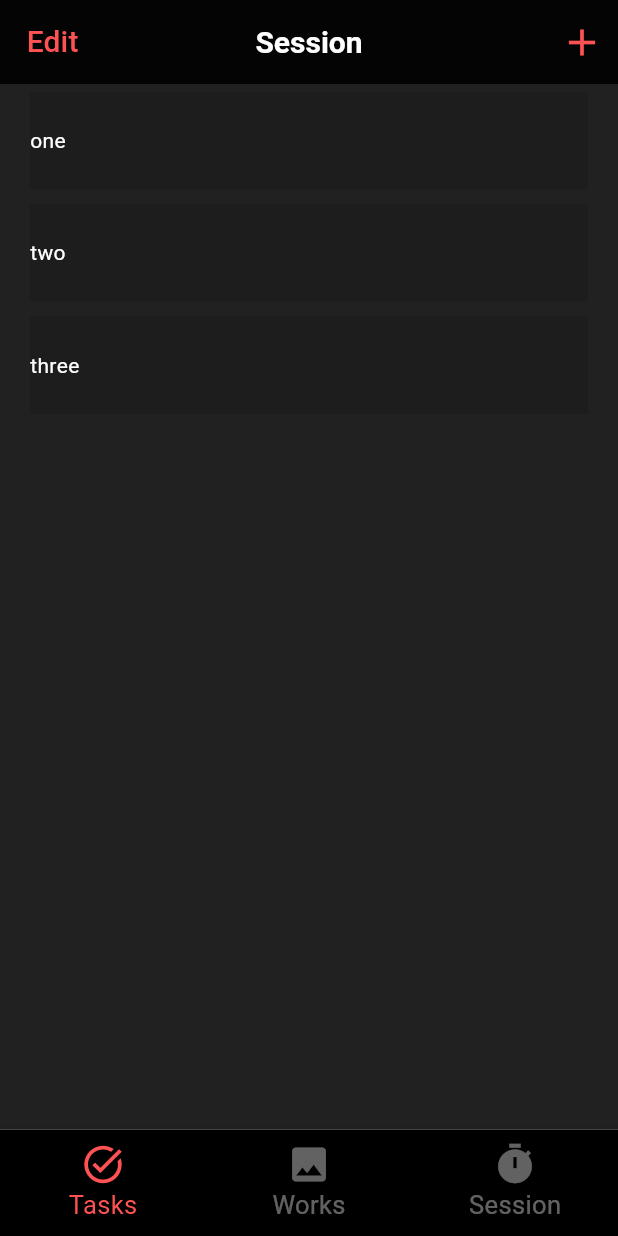
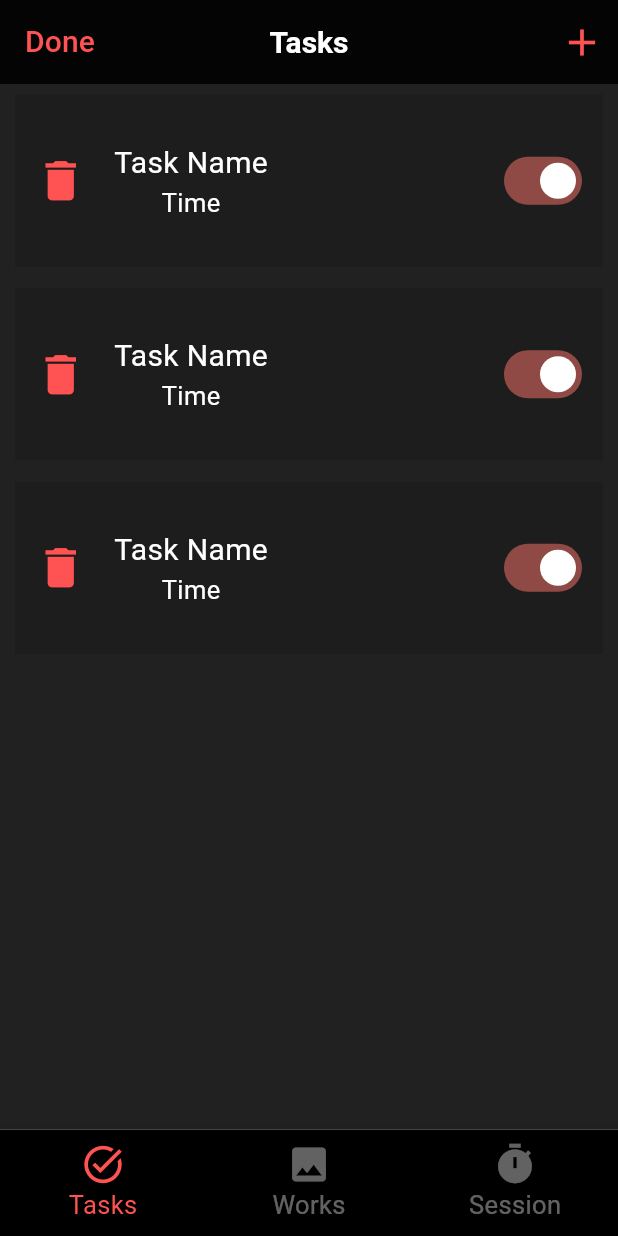
Before and after one commit to kiennguyenGH/CritiqueCorner, a Flutter app: the screen it shows after launch, after a tap on "Edit", on a phone screen of 412 x 824 dp. Run offline on Flutter 3.47's test engine with Material 3 defaults, Android fonts, the light colour scheme and no system bars.

Commit message:
Implement edit mode

```diff
--- a/lib/home.dart
+++ b/lib/home.dart
@@ -5,6 +5,7 @@ import 'package:flutter/material.dart';
 
 class HomePage extends StatefulWidget {
   const HomePage({super.key});
+
 
   @override
   State<HomePage> createState() => _HomePageState();
--- /dev/null
+++ b/lib/task_item.dart
@@ -0,0 +1,8 @@
+import 'package:flutter/material.dart';
+
+class Task {
+  String taskName;
+  TimeOfDay time;
+  bool isEnabled;
+  Task(this.taskName, this.time, this.isEnabled);
+}
--- a/lib/tasks.dart
+++ b/lib/tasks.dart
@@ -9,24 +9,41 @@ class TaskPage extends StatefulWidget {
 
 class _TaskPage extends State<TaskPage> {
 
+  bool _isEditMode = false;
+  String _editModeText = "Edit";
 
-  final List<String> test = <String> ["one", "two", "three"];
+
+  final List<String> taskList = <String> ["one", "two", "three"];
+
+  void _editModeToggle() {
+    setState(() {
+      _isEditMode = !_isEditMode;
+      if (_isEditMode)
+      {
+        _editModeText = "Done";
+      }
+      else
+      {
+        _editModeText = "Edit";
+      }
+    });
+  }
 
   @override
   Widget build(BuildContext context) {
     return Scaffold(
       backgroundColor: Colors.black87,
       appBar: AppBar(
-        title: const Text("Session"),
+        title: const Text("Tasks"),
         titleTextStyle: const TextStyle(color: Colors.white, fontWeight: FontWeight.bold, fontSize: 20),
         centerTitle: true,
         backgroundColor: Colors.black87,
-        leadingWidth: 70,
+        leadingWidth: 80,
         leading: TextButton(
-          onPressed: () {},
-          child: const Text(
-            'Edit',
-            style: TextStyle(fontSize:20, color: Colors.redAccent),
+          onPressed: _editModeToggle,
+          child: Text(
+            _editModeText,
+            style: const TextStyle(fontSize:20, color: Colors.redAccent),
           ),
         ),
         actions: <Widget>[
@@ -39,20 +56,46 @@ class _TaskPage extends State<TaskPage> {
         ],
       ),
       body: ListView.builder(
-          itemCount: test.length,
+          itemCount: taskList.length,
           itemBuilder: (BuildContext context, int index) {
-            return Container(
-              color: Colors.black12,
-              height: 65,
-              margin: const EdgeInsets.only(top: 5, bottom: 5, left: 20, right: 20),
-              child: Row(
-                  children: [
-                    Text(
-                      style: const TextStyle(color: Colors.white),
-                      test[index]
-                    )
-                  ],
-              )
+            return Padding(
+              padding: const EdgeInsets.symmetric(vertical: 7),
+              child: Container(
+                color: Colors.black12,
+                height: 115,
+                margin: const EdgeInsets.symmetric(horizontal: 10),
+                child: Container(
+                  margin: const EdgeInsets.only(right: 10),
+                  child: Row(
+                    children: [
+                      Container(
+                        margin: const EdgeInsets.only(left: 5),
+                        child: Visibility(
+                          visible: _isEditMode,
+                          child: IconButton(
+                            iconSize: 35,
+                            onPressed: () {},
+                            icon: const Icon(Icons.delete),
+                            color: Colors.redAccent,
+                          ),
+                        ),
+                      ),
+                      Container(
+                        margin: const EdgeInsets.only(left: 10),
+                        child: const Column(
+                          mainAxisAlignment: MainAxisAlignment.center,
+                          children: [
+                            Text(style: TextStyle(color: Colors.white, fontSize: 20), "Task Name"),
+                            Text(style: TextStyle(color: Colors.white, fontSize: 17), "Time"),
+                          ],
+                        ),
+                      ),
+                      const Spacer(),
+                      Switch(value: true, onChanged: (bool value) {})
+                    ],
+                  ),
+                )
+              ),
             );
           }
       )
--- a/lib/works.dart
+++ b/lib/works.dart
@@ -13,7 +13,7 @@ class _WorksPageState extends State<WorksPage> {
     return Scaffold(
         backgroundColor: Colors.black87,
         appBar: AppBar(
-          title: const Text("Tasks"),
+          title: const Text("Works"),
           titleTextStyle: const TextStyle(color: Colors.white, fontWeight: FontWeight.bold, fontSize: 20),
           centerTitle: true,
           backgroundColor: Colors.black87,
```
Also changed, not shown: lib/main.dart (+89 -1 lines).
